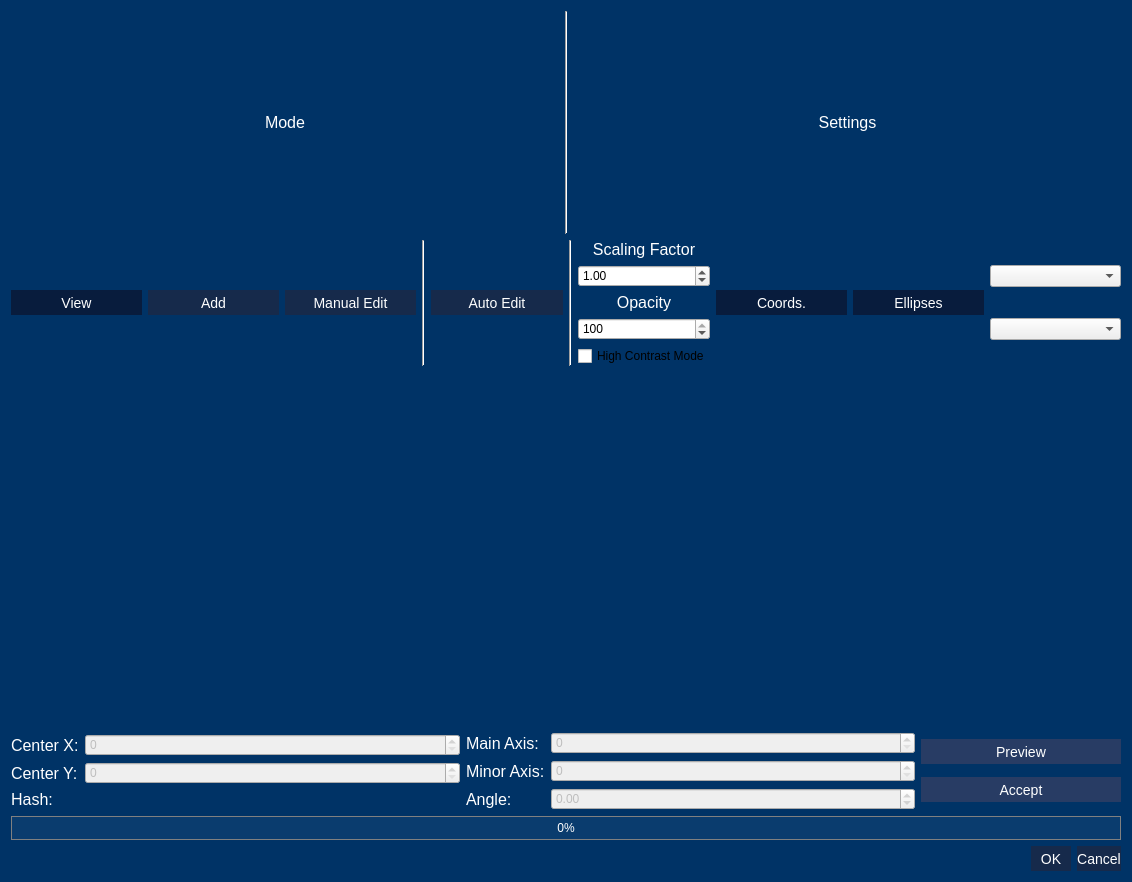
Old version of the form gui/definitions/ui/result_editor_dialog.ui in the repository SilMon/NucDetect.
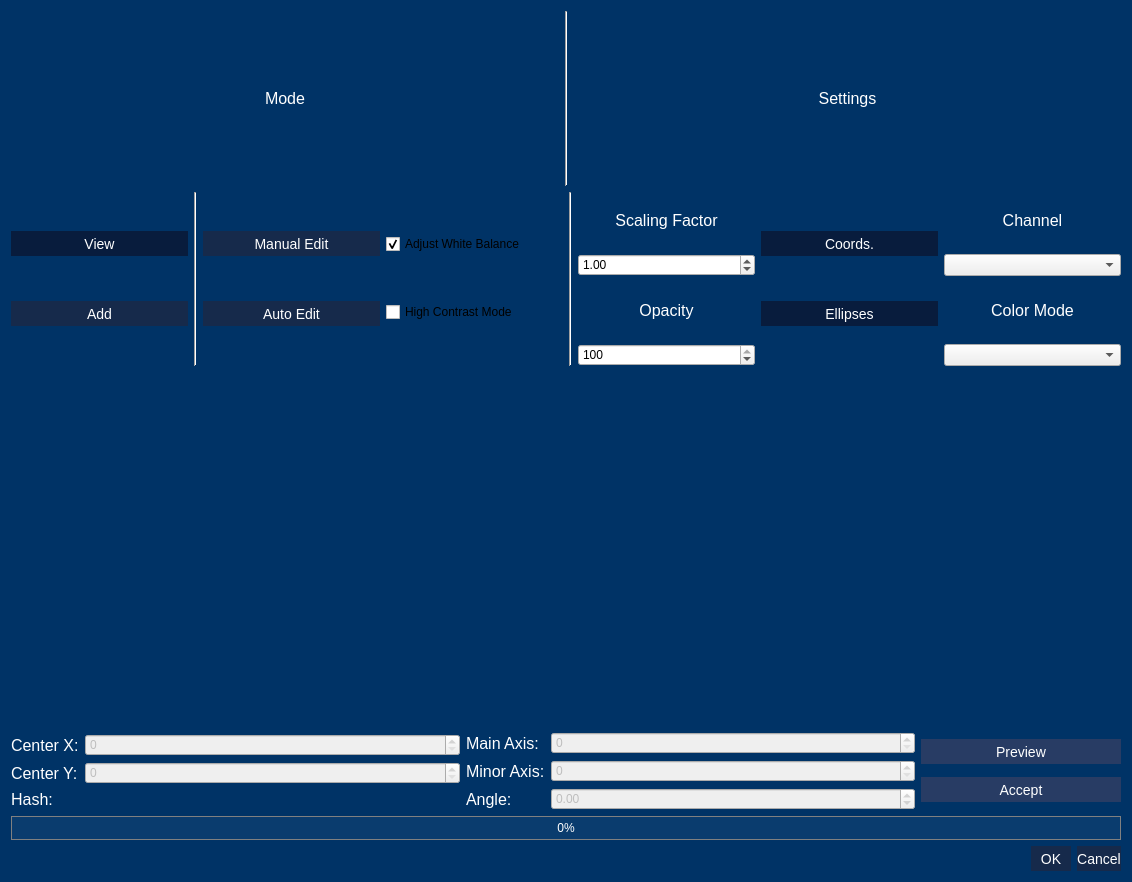
New version of the form.

What changed in the file:
```diff
--- a/gui/definitions/ui/result_editor_dialog.ui
+++ b/gui/definitions/ui/result_editor_dialog.ui
@@ -122,6 +122,8 @@
      <item>
       <layout class="QHBoxLayout" name="bar">
        <item>
+        <layout class="QVBoxLayout" name="verticalLayout_7">
+         <item>
         <widget class="QPushButton" name="btn_view">
          <property name="maximumSize">
           <size>
@@ -171,6 +173,17 @@
          </attribute>
         </widget>
        </item>
+        </layout>
+       </item>
+       <item>
+        <widget class="Line" name="line">
+         <property name="orientation">
+          <enum>Qt::Vertical</enum>
+         </property>
+        </widget>
+       </item>
+       <item>
+        <layout class="QVBoxLayout" name="verticalLayout_6">
        <item>
         <widget class="QPushButton" name="btn_edit">
          <property name="maximumSize">
@@ -193,13 +206,6 @@
          </attribute>
         </widget>
        </item>
-       <item>
-        <widget class="Line" name="line">
-         <property name="orientation">
-          <enum>Qt::Vertical</enum>
-         </property>
-        </widget>
-       </item>
        <item>
         <widget class="QPushButton" name="btn_auto">
          <property name="toolTip">
@@ -210,6 +216,29 @@
          </property>
         </widget>
        </item>
+        </layout>
+       </item>
+       <item>
+        <layout class="QVBoxLayout" name="verticalLayout_8">
+         <item>
+          <widget class="QCheckBox" name="cbx_white_balance">
+           <property name="text">
+            <string>Adjust White Balance</string>
+           </property>
+           <property name="checked">
+            <bool>true</bool>
+           </property>
+          </widget>
+         </item>
+         <item>
+          <widget class="QCheckBox" name="cbx_high_contrast">
+           <property name="text">
+            <string>High Contrast Mode</string>
+           </property>
+          </widget>
+         </item>
+        </layout>
+       </item>
        <item>
         <widget class="Line" name="line_2">
          <property name="orientation">
@@ -218,7 +247,7 @@
         </widget>
        </item>
        <item>
-        <layout class="QVBoxLayout" name="verticalLayout_2" stretch="0,0,0,0,0">
+        <layout class="QVBoxLayout" name="verticalLayout_2" stretch="0,0,0,0">
          <item>
           <widget class="QLabel" name="label_2">
            <property name="text">
@@ -271,15 +300,10 @@
            </property>
           </widget>
          </item>
-         <item>
-          <widget class="QCheckBox" name="cbx_high_contrast">
-           <property name="text">
-            <string>High Contrast Mode</string>
-           </property>
-          </widget>
-         </item>
         </layout>
        </item>
+       <item>
+        <layout class="QVBoxLayout" name="verticalLayout_5">
        <item>
         <widget class="QPushButton" name="btn_coords">
          <property name="maximumSize">
@@ -324,8 +348,20 @@
          </property>
         </widget>
        </item>
+        </layout>
+       </item>
        <item>
         <layout class="QVBoxLayout" name="verticalLayout_4">
+         <item>
+          <widget class="QLabel" name="label_11">
+           <property name="text">
+            <string>Channel</string>
+           </property>
+           <property name="alignment">
+            <set>Qt::AlignCenter</set>
+           </property>
+          </widget>
+         </item>
          <item>
           <widget class="QComboBox" name="cbx_channel">
            <property name="maximumSize">
@@ -342,6 +378,16 @@
            </property>
           </widget>
          </item>
+         <item>
+          <widget class="QLabel" name="label_12">
+           <property name="text">
+            <string>Color Mode</string>
+           </property>
+           <property name="alignment">
+            <set>Qt::AlignCenter</set>
+           </property>
+          </widget>
+         </item>
          <item>
           <widget class="QComboBox" name="cbx_colormap"/>
          </item>
```
Lines whose indentation alone changed are shown as unchanged.
